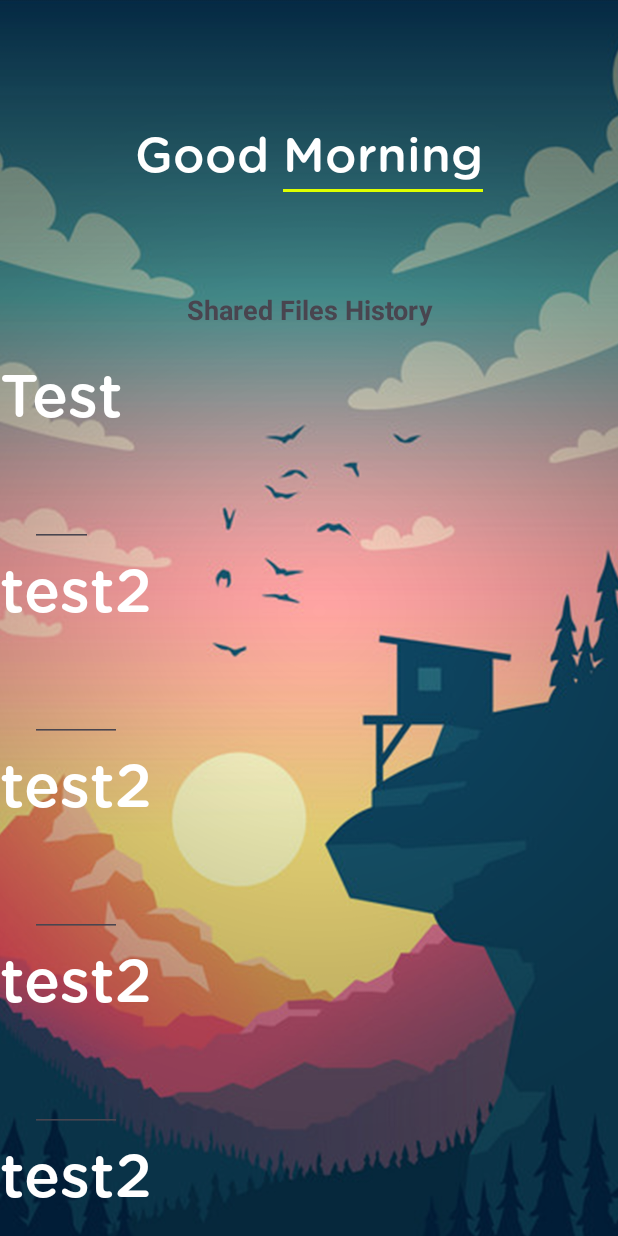
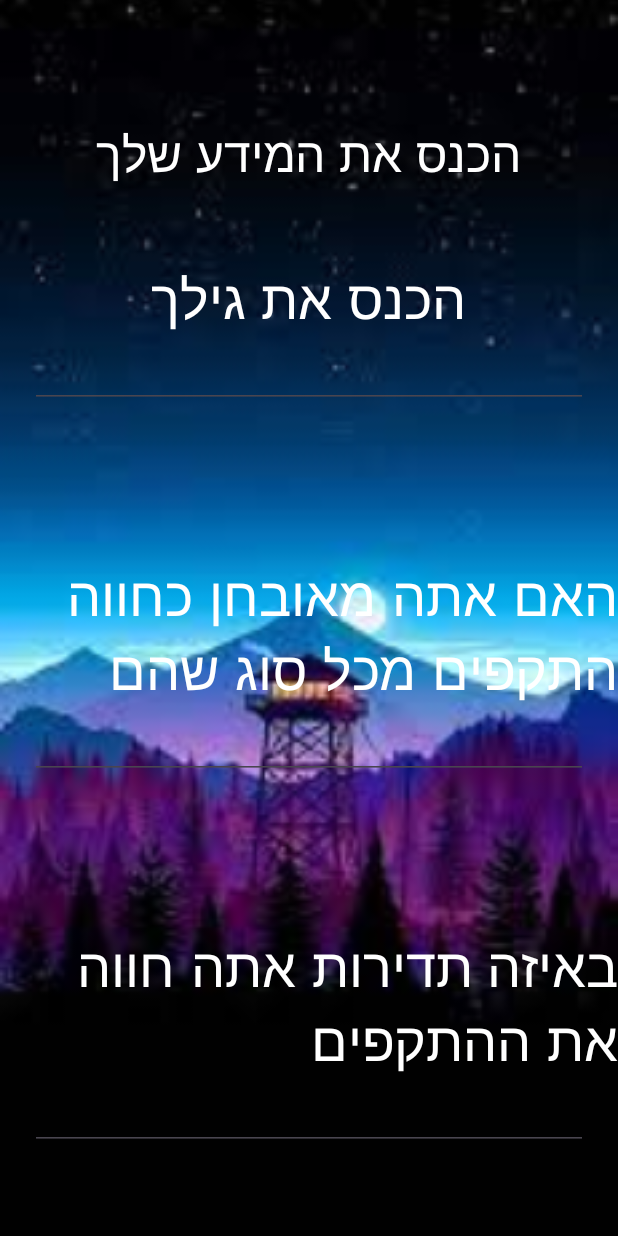
Before and after one commit to ori-coval/tons-of-hacking-2024, an Android app: the SignUp screen opened directly, with no data from a screen before it, on a phone screen of 412 x 824 dp. Run offline under Robolectric (Android 15) with nearby library versions, the phone set to English and light mode, and no system bars.

Commit message:
noam make it buty pweese

```diff
--- a/hackton2024/app/src/main/java/ori/coval/hackton2024/SignUp.java
+++ b/hackton2024/app/src/main/java/ori/coval/hackton2024/SignUp.java
@@ -82,15 +82,11 @@ public class SignUp extends AppCompatActivity {
         // Replace this with your actual data retrieval logic.
 
         ArrayList<String> test = new ArrayList<>();
-        test.add("Test");
-        test.add("test2");
-        test.add("test2");
-        test.add("test2");
-        test.add("test2");
-        test.add("test2");
-        test.add("test2");
-        test.add("test2");
-        test.add("test2");
+        test.add("הכנס את גילך");
+        test.add("האם אתה מאובחן כחווה התקפים מכל סוג שהם");
+        test.add("באיזה תדירות אתה חווה את ההתקפים");
+        test.add("(לעיתים קרובות (כל יום) , פעם בכמה ימים , לעיתים רחוקות)");
+        test.add("מה היא עוצמת ההתקפים (בדרך כלל)");
         return test;
     }
 }
--- a/hackton2024/app/src/main/res/layout/activity_sign_up.xml
+++ b/hackton2024/app/src/main/res/layout/activity_sign_up.xml
@@ -8,15 +8,15 @@
     tools:context=".MainActivity">
 
     <FrameLayout
-        android:layout_width="wrap_content"
-        android:layout_height="wrap_content">
+        android:layout_width="match_parent"
+        android:layout_height="match_parent">
 
         <ImageView
             android:id="@+id/imageView"
             android:layout_width="match_parent"
             android:layout_height="match_parent"
             android:scaleType="centerCrop"
-            android:src="@drawable/good_morning_img" />
+            android:src="@drawable/bg" />
 
     </FrameLayout>
 
@@ -38,33 +38,12 @@
                 android:layout_width="wrap_content"
                 android:layout_height="wrap_content"
                 android:fontFamily="@font/gotham"
-                android:text="Good "
+                android:text="הכנס את המידע שלך"
                 android:textColor="#ffffff"
                 android:textSize="32sp" />
 
         </LinearLayout>
 
-        <LinearLayout
-            android:layout_width="wrap_content"
-            android:layout_height="wrap_content"
-            android:orientation="vertical">
-
-            <TextView
-                android:id="@+id/textView"
-                android:layout_width="wrap_content"
-                android:layout_height="wrap_content"
-                android:fontFamily="@font/gotham"
-                android:text="Morning"
-                android:textColor="#ffffff"
-                android:textSize="32sp" />
-
-            <View
-                android:layout_width="match_parent"
-                android:layout_height="2dp"
-                android:layout_marginTop="2dp"
-                android:background="#deff00" />
-
-        </LinearLayout>
 
     </LinearLayout>
 
@@ -74,8 +53,8 @@
     <TextView
         android:id="@+id/textTitle"
         android:layout_width="match_parent"
-        android:layout_height="wrap_content"
-        android:text="Shared Files History"
+        android:layout_height="0dp"
+        android:text=""
         android:gravity="center"
         android:textSize="18sp"
         android:textStyle="bold"
--- a/hackton2024/app/src/main/res/layout/sign_up_q.xml
+++ b/hackton2024/app/src/main/res/layout/sign_up_q.xml
@@ -1,10 +1,9 @@
 <?xml version="1.0" encoding="utf-8"?>
 <LinearLayout xmlns:android="http://schemas.android.com/apk/res/android"
-    android:layout_width="wrap_content"
+    android:layout_width="match_parent"
     android:layout_height="wrap_content"
     android:orientation="vertical"
     android:gravity="center_horizontal">
-\
 
     <TextView
         android:id="@+id/textView2"
@@ -13,7 +12,7 @@
         android:layout_height="wrap_content"
         android:textColor="#ffffff"
         android:text="TextView"
-        android:textSize="40dp" />
+        android:textSize="36dp"/>
 
     <EditText
         android:id="@+id/edit_query"
@@ -21,7 +20,8 @@
         android:layout_width="match_parent"
         android:layout_height="wrap_content"
         android:layout_marginHorizontal="20dp"
+        android:layout_marginBottom="100dp"
         android:textColor="#ffffff"
-        android:textSize="40dp"
+        android:textSize="20dp"
         android:inputType="text" />
 </LinearLayout>
```
Also changed, not shown: hackton2024/app/src/main/res/drawable/bg.jpeg (added), hackton2024/app/src/main/res/drawable/bg2.jpeg (added).
